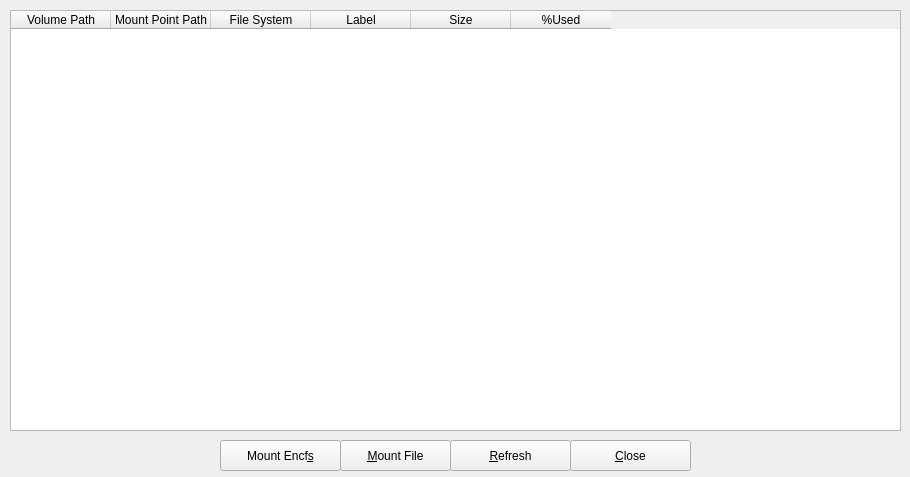
Qt form zuluMount-gui/mainwindow.ui (mhogomchungu/zuluCrypt) before a commit.
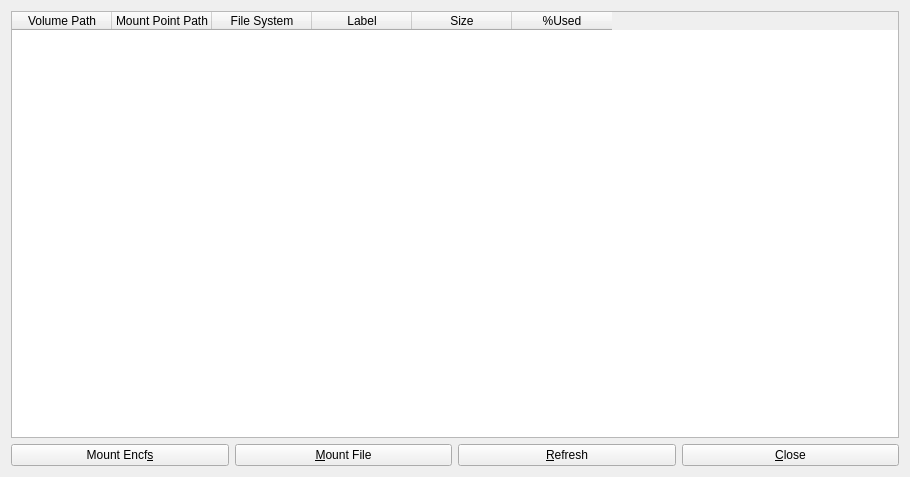
The same form after that commit. Icons and pictures are not drawn.

Commit message: zuluMount-gui: Make main window resizable

Diff of the .ui file:
```diff
--- a/zuluMount-gui/mainwindow.ui
+++ b/zuluMount-gui/mainwindow.ui
@@ -20,24 +20,24 @@
    <iconset resource="icon.qrc">
     <normaloff>:/zuluMount.png</normaloff>:/zuluMount.png</iconset>
   </property>
+  <layout class="QVBoxLayout" name="verticalLayout_3">
+   <item>
   <widget class="QWidget" name="centralWidget" native="true">
-   <property name="geometry">
-    <rect>
-     <x>10</x>
-     <y>0</y>
-     <width>891</width>
-     <height>431</height>
-    </rect>
-   </property>
+     <layout class="QVBoxLayout" name="verticalLayout">
+      <property name="leftMargin">
+       <number>0</number>
+      </property>
+      <property name="topMargin">
+       <number>0</number>
+      </property>
+      <property name="rightMargin">
+       <number>0</number>
+      </property>
+      <property name="bottomMargin">
+       <number>0</number>
+      </property>
+      <item>
    <widget class="QTableWidget" name="tableWidget">
-    <property name="geometry">
-     <rect>
-      <x>0</x>
-      <y>10</y>
-      <width>891</width>
-      <height>421</height>
-     </rect>
-    </property>
     <property name="editTriggers">
      <set>QAbstractItemView::NoEditTriggers</set>
     </property>
@@ -99,26 +99,21 @@
      </property>
     </column>
    </widget>
-  </widget>
-  <widget class="QToolBar" name="mainToolBar">
-   <property name="geometry">
-    <rect>
-     <x>0</x>
-     <y>0</y>
-     <width>0</width>
-     <height>6</height>
-    </rect>
-   </property>
-  </widget>
+      </item>
+      <item>
+       <layout class="QHBoxLayout" name="horizontalLayout">
+        <property name="sizeConstraint">
+         <enum>QLayout::SetFixedSize</enum>
+        </property>
+        <item>
+         <widget class="QPushButton" name="pbunlockencfs">
+          <property name="text">
+           <string>Mount Encf&amp;s</string>
+          </property>
+         </widget>
+        </item>
+        <item>
   <widget class="QPushButton" name="pbmount">
-   <property name="geometry">
-    <rect>
-     <x>340</x>
-     <y>440</y>
-     <width>111</width>
-     <height>31</height>
-    </rect>
-   </property>
    <property name="text">
     <string>&amp;Mount File</string>
    </property>
@@ -129,45 +124,27 @@
     <bool>false</bool>
    </property>
   </widget>
+        </item>
+        <item>
   <widget class="QPushButton" name="pbupdate">
-   <property name="geometry">
-    <rect>
-     <x>450</x>
-     <y>440</y>
-     <width>121</width>
-     <height>31</height>
-    </rect>
-   </property>
    <property name="text">
     <string>&amp;Refresh</string>
    </property>
   </widget>
+        </item>
+        <item>
   <widget class="QPushButton" name="pbclose">
-   <property name="geometry">
-    <rect>
-     <x>570</x>
-     <y>440</y>
-     <width>121</width>
-     <height>31</height>
-    </rect>
-   </property>
    <property name="text">
     <string>&amp;Close</string>
    </property>
   </widget>
-  <widget class="QPushButton" name="pbunlockencfs">
-   <property name="geometry">
-    <rect>
-     <x>220</x>
-     <y>440</y>
-     <width>121</width>
-     <height>31</height>
-    </rect>
-   </property>
-   <property name="text">
-    <string>Mount Encf&amp;s</string>
-   </property>
-  </widget>
+        </item>
+       </layout>
+      </item>
+     </layout>
+    </widget>
+   </item>
+  </layout>
  </widget>
  <layoutdefault spacing="6" margin="11"/>
  <tabstops>
```
Left out of the diff: 3 changed lines with no effect on the pictures. Lines whose indentation alone changed are shown as unchanged. The commit also changes 1 other file.
